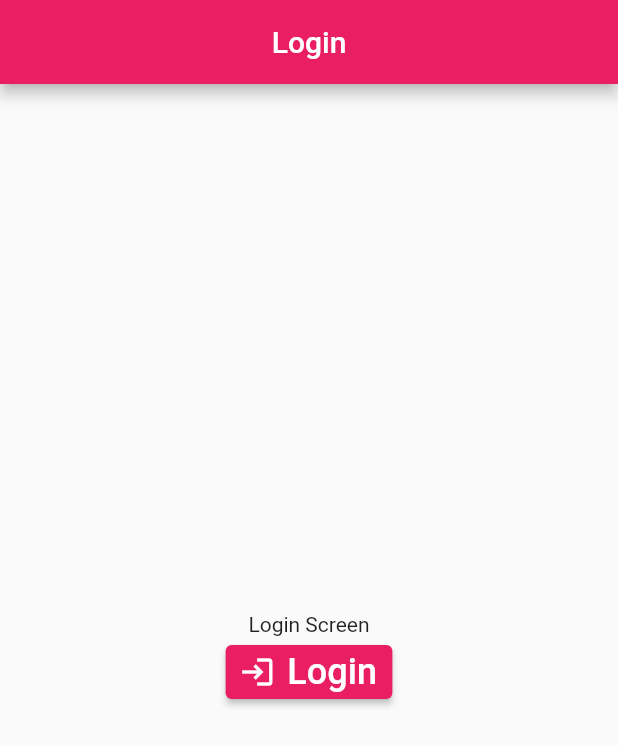
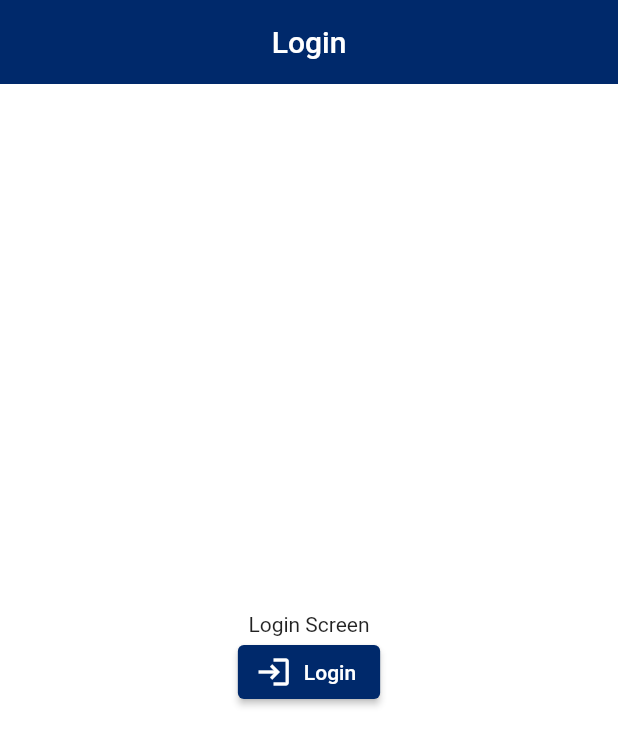
Before and after one commit to Daddy2054/ecomm_app, a Flutter app: the screen it shows after launch, on a phone screen of 412 x 824 dp. Shown: the top 746 px of the screen. Run offline on Flutter 3.47's test engine with Material 2 defaults, Android fonts, the phone set to English and light mode, and no system bars; our stand-ins replace connectivity_plus, dio, flex_color_scheme, flutter_riverpod, flutter_secure_storage, freezed_annotation and 4 more; missing offline and left inert: dio_http_formatter, flutter_screen_lock; accounts and stored records are empty; generated files the repository leaves out were written again.

Commit message:
Flex Color Scheme.mp4

```diff
--- a/lib/core/theme/app_theme.dart
+++ b/lib/core/theme/app_theme.dart
@@ -1,4 +1,5 @@
 import 'package:ecomm_app/core/theme/theme_const.dart';
+import 'package:flex_color_scheme/flex_color_scheme.dart';
 import 'package:flutter/material.dart';
 
 mixin AppThemeMixin {
@@ -52,6 +53,27 @@ mixin AppThemeMixin {
     ),
   );
 
+FlexSchemeData customFlexScheme = const FlexSchemeData(
+  name: 'Midnight blue',
+  description: 'Midnight blue theme, custom definition of all colors',
+  light: FlexSchemeColor(
+    primary: Color(0xFF00296B),
+    primaryContainer: Color(0xFFA0C2ED),
+    secondary: Color(0xFFD26900),
+    secondaryContainer: Color(0xFFFFD270),
+    tertiary: Color(0xFF5C5C95),
+    tertiaryContainer: Color(0xFFC8DBF8),
+  ),
+  dark: FlexSchemeColor(
+    primary: Color(0xFFB1CFF5),
+    primaryContainer: Color(0xFF3873BA),
+    secondary: Color(0xFFFFD270),
+    secondaryContainer: Color(0xFFD26900),
+    tertiary: Color(0xFFC9CBFC),
+    tertiaryContainer: Color(0xFF535393),
+  ),
+);
+
   ThemeMode currentTheme(String? theme) {
     switch (theme) {
       case null:
--- a/lib/main_widget.dart
+++ b/lib/main_widget.dart
@@ -13,6 +13,7 @@ import 'package:flutter/material.dart';
 import 'package:flutter_gen/gen_l10n/app_localizations.dart';
 import 'package:flutter_localizations/flutter_localizations.dart';
 import 'package:flutter_riverpod/flutter_riverpod.dart';
+import 'package:flex_color_scheme/flex_color_scheme.dart';
 
 class MainWidget extends ConsumerStatefulWidget {
   const MainWidget({super.key});
@@ -81,8 +82,8 @@ class _MainWidgetState extends BaseConsumerState<MainWidget> with AppThemeMixin{
       ],
       supportedLocales: AppLocales.supportedLocales,
       locale: AppLocales.en.locale,
-      theme: lightTheme,
-      darkTheme: darkTheme,
+      theme: FlexThemeData.light(colors: customFlexScheme.light,),
+      darkTheme: FlexThemeData.dark(colors: customFlexScheme.dark,),
       themeMode: currentTheme(kLight),
       // home: isAppInBackground
       //     ? const ColoredBox(color: Colors.black)
--- a/pubspec.yaml
+++ b/pubspec.yaml
@@ -55,6 +55,7 @@ dependencies:
   freezed: ^2.3.2
   freezed_annotation: ^2.2.0
   go_router: ^6.5.8
+  flex_color_scheme: ^7.0.4
 
 
 
```
Also changed, not shown: pubspec.lock.
